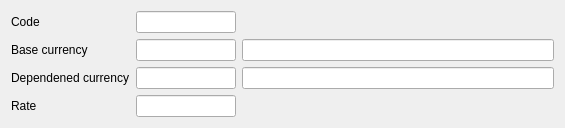
First picture: the form in Editors/ce5currencycrossrate.ui, repository End1-1/Cafe5, before the edit.
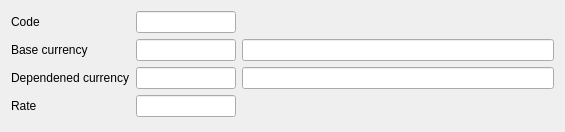
Second picture: the form after the edit. Custom widgets are drawn as their Qt base class.

The edit to the form file:
```diff
--- a/Editors/ce5currencycrossrate.ui
+++ b/Editors/ce5currencycrossrate.ui
@@ -7,7 +7,7 @@
     <x>0</x>
     <y>0</y>
     <width>565</width>
-    <height>116</height>
+    <height>132</height>
    </rect>
   </property>
   <property name="windowTitle">
```
Left out of the diff: 15 changed lines with no effect on the pictures.
